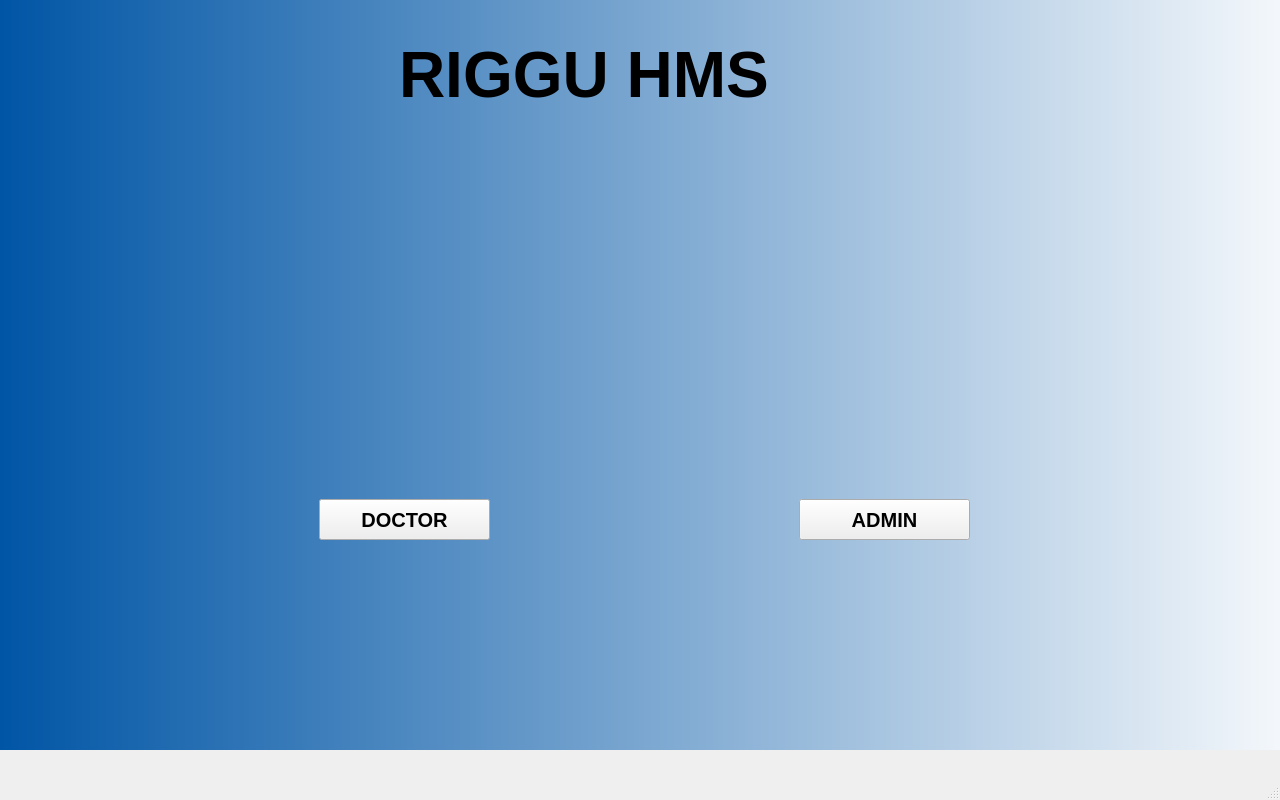
Old version of the form Riggu_GUI/riggu_home.ui in the repository AftaabAhamed/Riggu-2023-ROS1.
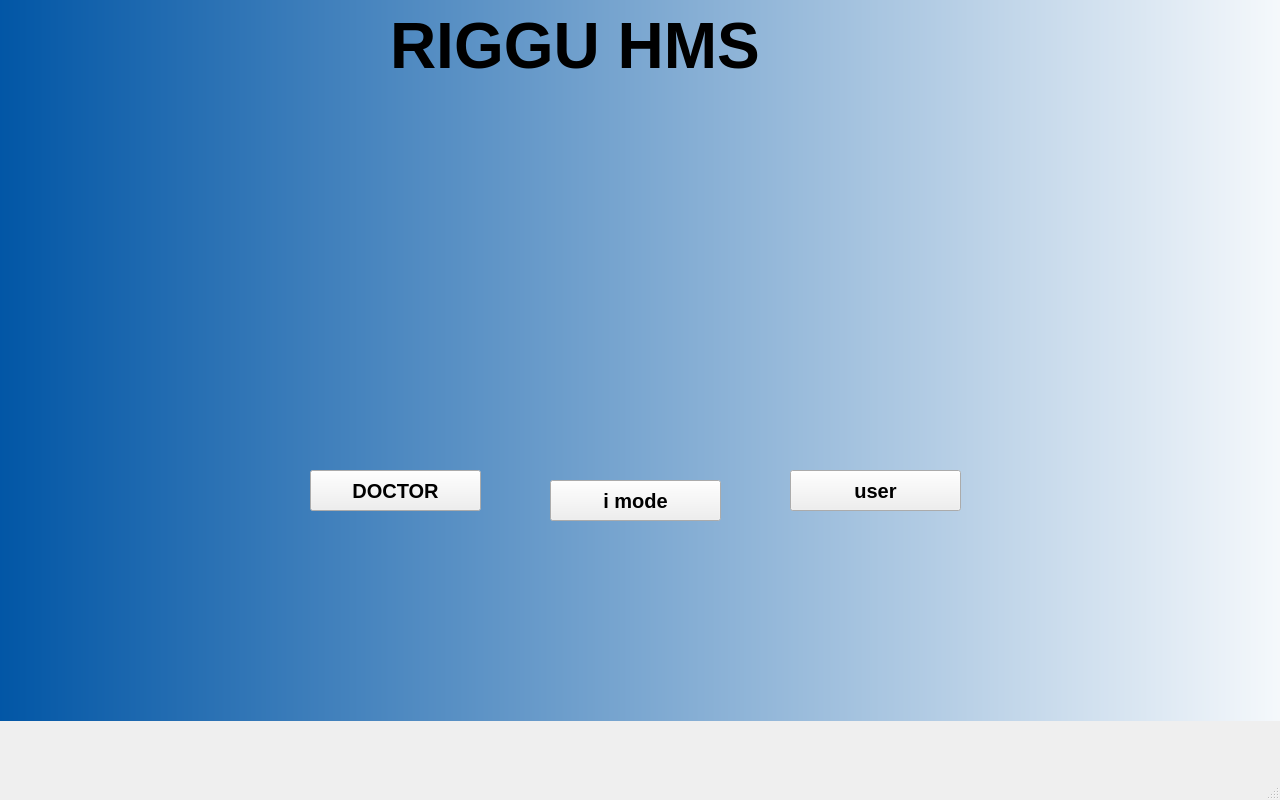
New version of the form. Icons and pictures are not drawn.

Diff of the .ui file:
```diff
--- a/Riggu_GUI/riggu_home.ui
+++ b/Riggu_GUI/riggu_home.ui
@@ -29,8 +29,8 @@
    <widget class="QWidget" name="widget" native="true">
     <property name="geometry">
      <rect>
-      <x>-1</x>
-      <y>-1</y>
+      <x>-10</x>
+      <y>-30</y>
       <width>1341</width>
       <height>751</height>
      </rect>
@@ -137,7 +137,30 @@
       <cursorShape>PointingHandCursor</cursorShape>
      </property>
      <property name="text">
-      <string>ADMIN</string>
+      <string>user</string>
+     </property>
+    </widget>
+    <widget class="QPushButton" name="i_mode_btn">
+     <property name="geometry">
+      <rect>
+       <x>560</x>
+       <y>510</y>
+       <width>171</width>
+       <height>41</height>
+      </rect>
+     </property>
+     <property name="font">
+      <font>
+       <pointsize>15</pointsize>
+       <weight>75</weight>
+       <bold>true</bold>
+      </font>
+     </property>
+     <property name="cursor">
+      <cursorShape>PointingHandCursor</cursorShape>
+     </property>
+     <property name="text">
+      <string>i mode</string>
      </property>
     </widget>
    </widget>
```
Left out of the diff: 2 changed lines with no effect on the pictures.
